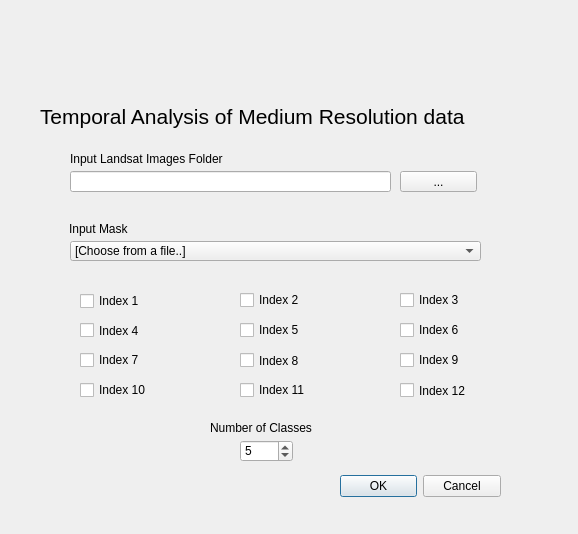
Qt form uis/ui_temporal.ui (SENSUM-project/sensum_rs_qgis) before a commit.
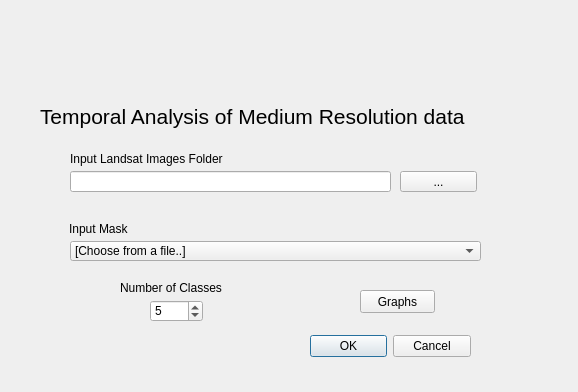
The same form after that commit. Icons and pictures are not drawn.

What changed in the file:
```diff
--- a/uis/ui_temporal.ui
+++ b/uis/ui_temporal.ui
@@ -7,7 +7,7 @@
     <x>0</x>
     <y>0</y>
     <width>578</width>
-    <height>534</height>
+    <height>392</height>
    </rect>
   </property>
   <property name="windowTitle">
@@ -16,8 +16,8 @@
   <widget class="QDialogButtonBox" name="buttonBox">
    <property name="geometry">
     <rect>
-     <x>340</x>
-     <y>470</y>
+     <x>310</x>
+     <y>330</y>
      <width>161</width>
      <height>32</height>
     </rect>
@@ -94,58 +94,6 @@
     <string>Input Landsat Images Folder</string>
    </property>
   </widget>
-  <widget class="QCheckBox" name="checkBox_1">
-   <property name="geometry">
-    <rect>
-     <x>80</x>
-     <y>291</y>
-     <width>85</width>
-     <height>20</height>
-    </rect>
-   </property>
-   <property name="text">
-    <string>Index 1</string>
-   </property>
-  </widget>
-  <widget class="QCheckBox" name="checkBox_2">
-   <property name="geometry">
-    <rect>
-     <x>240</x>
-     <y>290</y>
-     <width>85</width>
-     <height>20</height>
-    </rect>
-   </property>
-   <property name="text">
-    <string>Index 2</string>
-   </property>
-  </widget>
-  <widget class="QCheckBox" name="checkBox_3">
-   <property name="geometry">
-    <rect>
-     <x>400</x>
-     <y>290</y>
-     <width>85</width>
-     <height>20</height>
-    </rect>
-   </property>
-   <property name="text">
-    <string>Index 3</string>
-   </property>
-  </widget>
-  <widget class="QCheckBox" name="checkBox_4">
-   <property name="geometry">
-    <rect>
-     <x>80</x>
-     <y>320</y>
-     <width>85</width>
-     <height>21</height>
-    </rect>
-   </property>
-   <property name="text">
-    <string>Index 4</string>
-   </property>
-  </widget>
   <widget class="QLabel" name="label_multiband_2">
    <property name="geometry">
     <rect>
@@ -177,8 +125,8 @@
   <widget class="QSpinBox" name="spinBox_nclass">
    <property name="geometry">
     <rect>
-     <x>240</x>
-     <y>440</y>
+     <x>150</x>
+     <y>300</y>
      <width>53</width>
      <height>22</height>
     </rect>
@@ -190,8 +138,8 @@
   <widget class="QLabel" name="label_multiband_3">
    <property name="geometry">
     <rect>
-     <x>210</x>
-     <y>420</y>
+     <x>120</x>
+     <y>280</y>
      <width>131</width>
      <height>16</height>
     </rect>
@@ -216,108 +164,17 @@
     <pixmap>.sensum/cambridge.png</pixmap>
    </property>
   </widget>
-  <widget class="QCheckBox" name="checkBox_5">
+  <widget class="QPushButton" name="pushButton_plot">
    <property name="geometry">
     <rect>
-     <x>240</x>
-     <y>320</y>
-     <width>85</width>
-     <height>20</height>
+     <x>360</x>
+     <y>290</y>
+     <width>75</width>
+     <height>23</height>
     </rect>
    </property>
    <property name="text">
-    <string>Index 5</string>
-   </property>
-  </widget>
-  <widget class="QCheckBox" name="checkBox_6">
-   <property name="geometry">
-    <rect>
-     <x>400</x>
-     <y>320</y>
-     <width>85</width>
-     <height>20</height>
-    </rect>
-   </property>
-   <property name="text">
-    <string>Index 6</string>
-   </property>
-  </widget>
-  <widget class="QCheckBox" name="checkBox_7">
-   <property name="geometry">
-    <rect>
-     <x>80</x>
-     <y>350</y>
-     <width>85</width>
-     <height>20</height>
-    </rect>
-   </property>
-   <property name="text">
-    <string>Index 7</string>
-   </property>
-  </widget>
-  <widget class="QCheckBox" name="checkBox_8">
-   <property name="geometry">
-    <rect>
-     <x>240</x>
-     <y>350</y>
-     <width>85</width>
-     <height>21</height>
-    </rect>
-   </property>
-   <property name="text">
-    <string>Index 8</string>
-   </property>
-  </widget>
-  <widget class="QCheckBox" name="checkBox_9">
-   <property name="geometry">
-    <rect>
-     <x>400</x>
-     <y>350</y>
-     <width>85</width>
-     <height>20</height>
-    </rect>
-   </property>
-   <property name="text">
-    <string>Index 9</string>
-   </property>
-  </widget>
-  <widget class="QCheckBox" name="checkBox_10">
-   <property name="geometry">
-    <rect>
-     <x>80</x>
-     <y>380</y>
-     <width>85</width>
-     <height>20</height>
-    </rect>
-   </property>
-   <property name="text">
-    <string>Index 10</string>
-   </property>
-  </widget>
-  <widget class="QCheckBox" name="checkBox_11">
-   <property name="geometry">
-    <rect>
-     <x>240</x>
-     <y>380</y>
-     <width>85</width>
-     <height>20</height>
-    </rect>
-   </property>
-   <property name="text">
-    <string>Index 11</string>
-   </property>
-  </widget>
-  <widget class="QCheckBox" name="checkBox_12">
-   <property name="geometry">
-    <rect>
-     <x>400</x>
-     <y>380</y>
-     <width>85</width>
-     <height>21</height>
-    </rect>
-   </property>
-   <property name="text">
-    <string>Index 12</string>
+    <string>Graphs</string>
    </property>
   </widget>
  </widget>
```
